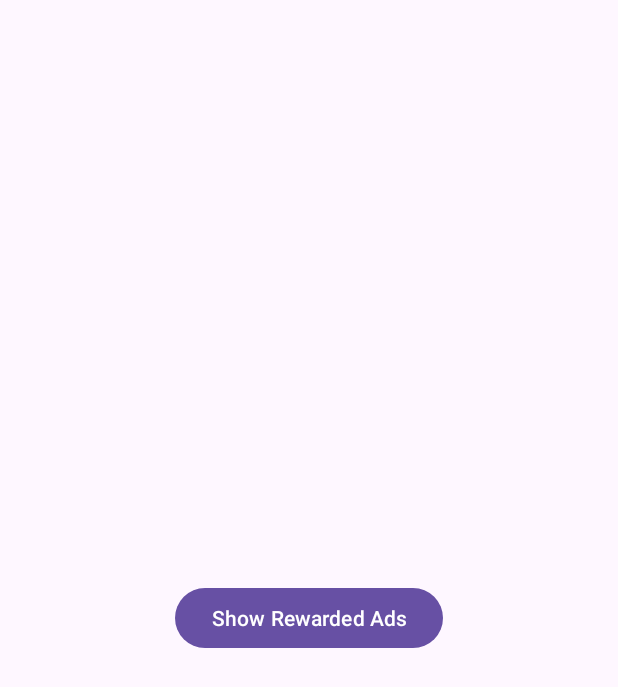
After one commit to jpatel666/Google-Admob-Ads-Calling-Of-Class-Throw, an Android app: the RewardedAdsActivity screen opened directly, with no data from a screen before it, on a phone screen of 412 x 824 dp. The commit adds this screen. Shown: the top 687 px of the screen. Run offline under Robolectric (Android 15) with nearby library versions, the phone set to English and light mode, and no system bars.

Commit message:
Google Admob Ads Calling Of Class Throw

```diff
--- a/app/src/main/java/com/iw/googleadmobadscallingofclassthrow/AdsClass/NativeAdsUtils.java
+++ b/app/src/main/java/com/iw/googleadmobadscallingofclassthrow/AdsClass/NativeAdsUtils.java
@@ -1,7 +1,6 @@
 package com.iw.googleadmobadscallingofclassthrow.AdsClass;
 
 import android.app.Activity;
-import android.view.View;
 
 import com.google.android.ads.nativetemplates.NativeTemplateStyle;
 import com.google.android.ads.nativetemplates.TemplateView;
@@ -9,7 +8,6 @@ import com.google.android.gms.ads.AdLoader;
 import com.google.android.gms.ads.AdRequest;
 import com.google.android.gms.ads.nativead.NativeAd;
 import com.iw.googleadmobadscallingofclassthrow.R;
-import com.iw.googleadmobadscallingofclassthrow.ShowNativeAdsActivity;
 
 public class NativeAdsUtils {
 
--- a/app/src/main/java/com/iw/googleadmobadscallingofclassthrow/ShowBannerAdsActivity.java
+++ b/app/src/main/java/com/iw/googleadmobadscallingofclassthrow/BannerAdsActivity.java
@@ -6,14 +6,14 @@ import android.os.Bundle;
 
 import com.iw.googleadmobadscallingofclassthrow.AdsClass.BannerAdsUtils;
 
-public class ShowBannerAdsActivity extends AppCompatActivity {
+public class BannerAdsActivity extends AppCompatActivity {
 
     @Override
     protected void onCreate(Bundle savedInstanceState) {
         super.onCreate(savedInstanceState);
-        setContentView(R.layout.activity_show_banner_ads);
+        setContentView(R.layout.activity_banner_ads);
 
-        BannerAdsUtils bannerAdsUtils = new BannerAdsUtils(ShowBannerAdsActivity.this,findViewById(R.id.linearAdaptive));
+        BannerAdsUtils bannerAdsUtils = new BannerAdsUtils(BannerAdsActivity.this,findViewById(R.id.linearAdaptive));
         bannerAdsUtils.bannerAdaptive();
 
     }
--- a/app/src/main/java/com/iw/googleadmobadscallingofclassthrow/ShowNativeAdsActivity.java
+++ b/app/src/main/java/com/iw/googleadmobadscallingofclassthrow/NativeAdsActivity.java
@@ -6,14 +6,14 @@ import android.os.Bundle;
 
 import com.iw.googleadmobadscallingofclassthrow.AdsClass.NativeAdsUtils;
 
-public class ShowNativeAdsActivity extends AppCompatActivity {
+public class NativeAdsActivity extends AppCompatActivity {
 
     @Override
     protected void onCreate(Bundle savedInstanceState) {
         super.onCreate(savedInstanceState);
-        setContentView(R.layout.activity_show_native_ads);
+        setContentView(R.layout.activity_native_ads);
 
-        NativeAdsUtils nativeAdsUtils = new NativeAdsUtils(ShowNativeAdsActivity.this,findViewById(R.id.my_template));
+        NativeAdsUtils nativeAdsUtils = new NativeAdsUtils(NativeAdsActivity.this,findViewById(R.id.my_template));
         nativeAdsUtils.loadNative();
     }
 }
--- /dev/null
+++ b/app/src/main/java/com/iw/googleadmobadscallingofclassthrow/RewardedAdsActivity.java
@@ -0,0 +1,32 @@
+package com.iw.googleadmobadscallingofclassthrow;
+
+import androidx.appcompat.app.AppCompatActivity;
+
+import android.os.Bundle;
+import android.view.View;
+import android.widget.Button;
+
+import com.iw.googleadmobadscallingofclassthrow.AdsClass.RewardedAdsUtils;
+
+public class RewardedAdsActivity extends AppCompatActivity {
+
+    Button btnRewardedAds;
+
+    @Override
+    protected void onCreate(Bundle savedInstanceState) {
+        super.onCreate(savedInstanceState);
+        setContentView(R.layout.activity_rewarded_ads);
+
+        btnRewardedAds = findViewById(R.id.btnRewardedads);
+
+        btnRewardedAds.setOnClickListener(new View.OnClickListener() {
+            @Override
+            public void onClick(View v) {
+
+                RewardedAdsUtils rewardedAdsUtils = new RewardedAdsUtils(RewardedAdsActivity.this);
+                rewardedAdsUtils.loadReward();
+
+            }
+        });
+    }
+}
--- a/app/src/main/java/com/iw/googleadmobadscallingofclassthrow/SplashScreenActivity.java
+++ b/app/src/main/java/com/iw/googleadmobadscallingofclassthrow/SplashScreenActivity.java
@@ -5,9 +5,6 @@ import androidx.appcompat.app.AppCompatActivity;
 import android.content.Intent;
 import android.os.Bundle;
 import android.os.Handler;
-import android.view.animation.Animation;
-import android.view.animation.AnimationUtils;
-import android.widget.TextView;
 
 import com.google.android.gms.ads.MobileAds;
 import com.google.android.gms.ads.initialization.InitializationStatus;
@@ -30,7 +27,7 @@ public class SplashScreenActivity extends AppCompatActivity {
         new Handler().postDelayed(new Runnable() {
             @Override
             public void run() {
-                Intent intent = new Intent(SplashScreenActivity.this,ShowBannerAdsActivity.class);
+                Intent intent = new Intent(SplashScreenActivity.this, BannerAdsActivity.class);
                 startActivity(intent);
                 finish();
             }
--- a/app/src/main/res/layout/activity_show_banner_ads.xml
+++ b/app/src/main/res/layout/activity_banner_ads.xml
@@ -4,7 +4,7 @@
     xmlns:tools="http://schemas.android.com/tools"
     android:layout_width="match_parent"
     android:layout_height="match_parent"
-    tools:context=".ShowBannerAdsActivity">
+    tools:context=".BannerAdsActivity">
 
     <include
         layout="@layout/banner_ads_design"
--- a/app/src/main/res/layout/activity_show_inter_ads.xml
+++ b/app/src/main/res/layout/activity_inter_ads.xml
@@ -4,7 +4,7 @@
     xmlns:tools="http://schemas.android.com/tools"
     android:layout_width="match_parent"
     android:layout_height="match_parent"
-    tools:context=".ShowInterAdsActivity"
+    tools:context=".InterAdsActivity"
     android:gravity="center"
     android:orientation="vertical">
 
--- a/app/src/main/res/layout/activity_show_native_ads.xml
+++ b/app/src/main/res/layout/activity_rewarded_ads.xml
@@ -4,12 +4,16 @@
     xmlns:tools="http://schemas.android.com/tools"
     android:layout_width="match_parent"
     android:layout_height="match_parent"
-    tools:context=".ShowNativeAdsActivity">
+    android:gravity="center"
+    android:orientation="vertical"
+    tools:context=".RewardedAdsActivity">
 
-    <com.google.android.ads.nativetemplates.TemplateView
-        android:id="@+id/my_template"
-        android:layout_width="match_parent"
-        android:layout_height="match_parent"
-        app:gnt_template_type="@layout/gnt_medium_template_view" />
+    <Button
+        android:id="@+id/btnRewardedads"
+        android:layout_width="wrap_content"
+        android:layout_height="wrap_content"
+        android:text="Show Rewarded Ads"/>
+
+
 
 </LinearLayout>
--- a/app/src/main/res/values/strings.xml
+++ b/app/src/main/res/values/strings.xml
@@ -4,4 +4,5 @@
     <string name="banner_id">ca-app-pub-3940256099942544/6300978111</string>
     <string name="inter_id">ca-app-pub-3940256099942544/8691691433</string>
     <string name="native_id">ca-app-pub-3940256099942544/2247696110</string>
+    <string name="rewarded_id">ca-app-pub-3940256099942544/5224354917</string>
 </resources>
```
Also changed, not shown: app/src/main/AndroidManifest.xml (+6 -3 lines), app/src/main/java/com/iw/googleadmobadscallingofclassthrow/AdsClass/RewardedAdsUtils.java (added, +74 -0 lines), app/src/main/java/com/iw/googleadmobadscallingofclassthrow/InterAdsActivity.java (renamed from app/src/main/java/com/iw/googleadmobadscallingofclassthrow/ShowInterAdsActivity.java, +8 -8 lines), app/src/main/res/layout/activity_native_ads.xml (added, +15 -0 lines).
